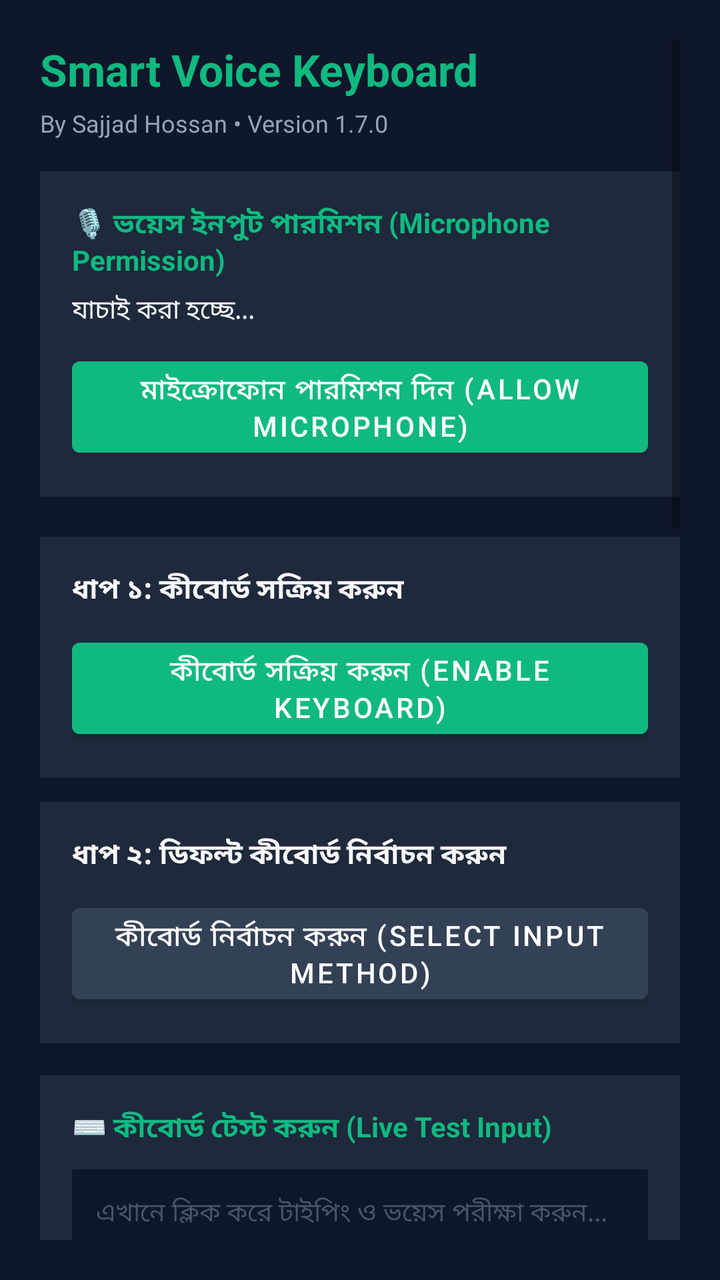
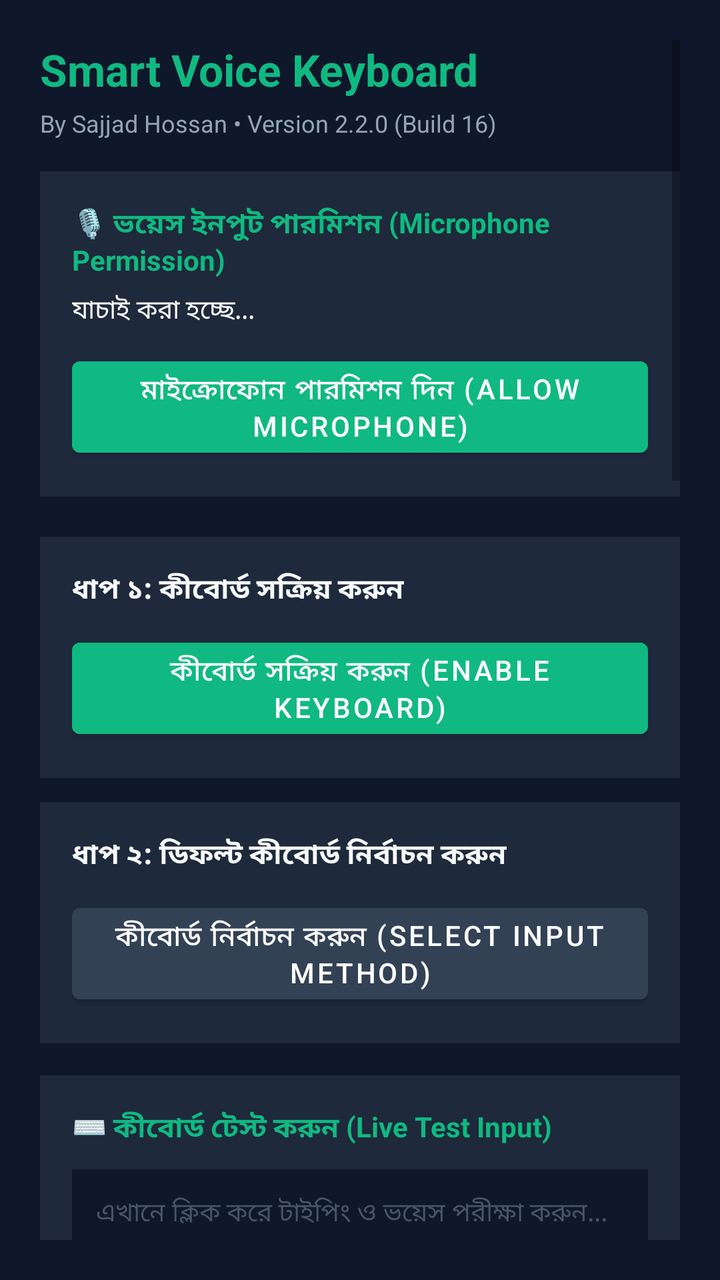

Compare the two renders of this Android layout. The source of the first and the diff that turns it into the second are given below.
<!-- AndroidManifest.xml: activity theme Theme.SmartVoiceKeyboard -->
<!-- res/layout/activity_settings.xml -->
<?xml version="1.0" encoding="utf-8"?>
<ScrollView xmlns:android="http://schemas.android.com/apk/res/android"
    android:layout_width="match_parent"
    android:layout_height="match_parent"
    android:background="#0F172A"
    android:padding="20dp">

    <LinearLayout
        android:layout_width="match_parent"
        android:layout_height="wrap_content"
        android:orientation="vertical">

        <TextView
            android:layout_width="wrap_content"
            android:layout_height="wrap_content"
            android:text="Smart Voice Keyboard"
            android:textColor="#10B981"
            android:textSize="22sp"
            android:textStyle="bold" />

        <TextView
            android:layout_width="wrap_content"
            android:layout_height="wrap_content"
            android:layout_marginTop="4dp"
            android:text="By Sajjad Hossan • Version 1.7.0"
            android:textColor="#94A3B8"
            android:textSize="12sp" />

        
        <LinearLayout
            android:layout_width="match_parent"
            android:layout_height="wrap_content"
            android:layout_marginTop="16dp"
            android:background="#1E293B"
            android:orientation="vertical"
            android:padding="16dp">

            <TextView
                android:layout_width="wrap_content"
                android:layout_height="wrap_content"
                android:text="🎙️ ভয়েস ইনপুট পারমিশন (Microphone Permission)"
                android:textColor="#10B981"
                android:textSize="14sp"
                android:textStyle="bold" />

            <TextView
                android:id="@+id/tvPermissionStatus"
                android:layout_width="wrap_content"
                android:layout_height="wrap_content"
                android:layout_marginTop="6dp"
                android:text="যাচাই করা হচ্ছে..."
                android:textColor="#F8FAFC"
                android:textSize="13sp" />

            <Button
                android:id="@+id/btnGrantPermission"
                android:layout_width="match_parent"
                android:layout_height="wrap_content"
                android:layout_marginTop="10dp"
                android:backgroundTint="#10B981"
                android:text="মাইক্রোফোন পারমিশন দিন (Allow Microphone)"
                android:textColor="#FFFFFF" />
        </LinearLayout>

        
        <LinearLayout
            android:layout_width="match_parent"
            android:layout_height="wrap_content"
            android:layout_marginTop="20dp"
            android:background="#1E293B"
            android:orientation="vertical"
            android:padding="16dp">

            <TextView
                android:layout_width="wrap_content"
                android:layout_height="wrap_content"
                android:text="ধাপ ১: কীবোর্ড সক্রিয় করুন"
                android:textColor="#F8FAFC"
                android:textSize="14sp"
                android:textStyle="bold" />

            <Button
                android:id="@+id/btnEnableKeyboard"
                android:layout_width="match_parent"
                android:layout_height="wrap_content"
                android:layout_marginTop="10dp"
                android:backgroundTint="#10B981"
                android:text="কীবোর্ড সক্রিয় করুন (Enable Keyboard)"
                android:textColor="#FFFFFF" />
        </LinearLayout>

        
        <LinearLayout
            android:layout_width="match_parent"
            android:layout_height="wrap_content"
            android:layout_marginTop="12dp"
            android:background="#1E293B"
            android:orientation="vertical"
            android:padding="16dp">

            <TextView
                android:layout_width="wrap_content"
                android:layout_height="wrap_content"
                android:text="ধাপ ২: ডিফল্ট কীবোর্ড নির্বাচন করুন"
                android:textColor="#F8FAFC"
                android:textSize="14sp"
                android:textStyle="bold" />

            <Button
                android:id="@+id/btnSelectKeyboard"
                android:layout_width="match_parent"
                android:layout_height="wrap_content"
                android:layout_marginTop="10dp"
                android:backgroundTint="#334155"
                android:text="কীবোর্ড নির্বাচন করুন (Select Input Method)"
                android:textColor="#FFFFFF" />
        </LinearLayout>

        
        <LinearLayout
            android:layout_width="match_parent"
            android:layout_height="wrap_content"
            android:layout_marginTop="16dp"
            android:background="#1E293B"
            android:orientation="vertical"
            android:padding="16dp">

            <TextView
                android:layout_width="wrap_content"
                android:layout_height="wrap_content"
                android:text="⌨️ কীবোর্ড টেস্ট করুন (Live Test Input)"
                android:textColor="#10B981"
                android:textSize="14sp"
                android:textStyle="bold" />

            <EditText
                android:id="@+id/etTestKeyboard"
                android:layout_width="match_parent"
                android:layout_height="wrap_content"
                android:layout_marginTop="10dp"
                android:background="#0F172A"
                android:hint="এখানে ক্লিক করে টাইপিং ও ভয়েস পরীক্ষা করুন..."
                android:padding="12dp"
                android:textColor="#FFFFFF"
                android:textColorHint="#475569"
                android:textSize="13sp" />
        </LinearLayout>

        
        <LinearLayout
            android:layout_width="match_parent"
            android:layout_height="wrap_content"
            android:layout_marginTop="16dp"
            android:background="#1E293B"
            android:orientation="vertical"
            android:padding="16dp">

            <TextView
                android:layout_width="wrap_content"
                android:layout_height="wrap_content"
                android:text="🎨 থিম ও ভাইব্রেশন পছন্দসমূহ"
                android:textColor="#10B981"
                android:textSize="14sp"
                android:textStyle="bold" />

            <TextView
                android:layout_width="wrap_content"
                android:layout_height="wrap_content"
                android:layout_marginTop="12dp"
                android:text="কীবোর্ড থিম:"
                android:textColor="#F8FAFC"
                android:textSize="13sp" />

            <Spinner
                android:id="@+id/spinnerThemes"
                android:layout_width="match_parent"
                android:layout_height="wrap_content"
                android:layout_marginTop="6dp"
                android:background="#0F172A"
                android:minHeight="48dp"
                android:padding="8dp" />

            <TextView
                android:layout_width="wrap_content"
                android:layout_height="wrap_content"
                android:layout_marginTop="12dp"
                android:text="ডিফল্ট মোড:"
                android:textColor="#F8FAFC"
                android:textSize="13sp" />

            <Spinner
                android:id="@+id/spinnerDefaultMode"
                android:layout_width="match_parent"
                android:layout_height="wrap_content"
                android:layout_marginTop="6dp"
                android:background="#0F172A"
                android:minHeight="48dp"
                android:padding="8dp" />

            <CheckBox
                android:id="@+id/cbVibration"
                android:layout_width="wrap_content"
                android:layout_height="wrap_content"
                android:layout_marginTop="12dp"
                android:checked="true"
                android:text="কি-প্রেস হ্যাপটিক ভাইব্রেশন (Vibration on keypress)"
                android:textColor="#F8FAFC" />

            <CheckBox
                android:id="@+id/cbSound"
                android:layout_width="wrap_content"
                android:layout_height="wrap_content"
                android:layout_marginTop="6dp"
                android:checked="true"
                android:text="কি-প্রেস সাউন্ড এফেক্ট (Sound on keypress)"
                android:textColor="#F8FAFC" />
        </LinearLayout>

        
        <LinearLayout
            android:layout_width="match_parent"
            android:layout_height="wrap_content"
            android:layout_marginTop="16dp"
            android:background="#1E293B"
            android:orientation="vertical"
            android:padding="16dp">

            <TextView
                android:layout_width="wrap_content"
                android:layout_height="wrap_content"
                android:text="Google Gemini API Key"
                android:textColor="#10B981"
                android:textSize="14sp"
                android:textStyle="bold" />

            <EditText
                android:id="@+id/etApiKey"
                android:layout_width="match_parent"
                android:layout_height="wrap_content"
                android:layout_marginTop="10dp"
                android:background="#0F172A"
                android:hint="AIzaSy..."
                android:inputType="textPassword"
                android:padding="12dp"
                android:textColor="#FFFFFF"
                android:textColorHint="#475569"
                android:textSize="13sp" />

            <TextView
                android:id="@+id/tvApiStatus"
                android:layout_width="wrap_content"
                android:layout_height="wrap_content"
                android:layout_marginTop="8dp"
                android:text="⚪ API স্ট্যাটাস: অনির্ধারিত"
                android:textColor="#94A3B8"
                android:textSize="13sp"
                android:textStyle="bold" />

            <LinearLayout
                android:layout_width="match_parent"
                android:layout_height="wrap_content"
                android:layout_marginTop="10dp"
                android:orientation="horizontal">

                <Button
                    android:id="@+id/btnTestApi"
                    android:layout_width="0dp"
                    android:layout_height="wrap_content"
                    android:layout_weight="1"
                    android:layout_marginEnd="6dp"
                    android:backgroundTint="#6366F1"
                    android:text="টেস্ট ও ভেরিফাই ⚡"
                    android:textColor="#FFFFFF" />

                <Button
                    android:id="@+id/btnSaveSettings"
                    android:layout_width="0dp"
                    android:layout_height="wrap_content"
                    android:layout_weight="1"
                    android:layout_marginStart="6dp"
                    android:backgroundTint="#10B981"
                    android:text="সংরক্ষণ করুন 💾"
                    android:textColor="#FFFFFF" />
            </LinearLayout>
        </LinearLayout>

        
        <LinearLayout
            android:layout_width="match_parent"
            android:layout_height="wrap_content"
            android:layout_marginTop="16dp"
            android:background="#1E293B"
            android:orientation="vertical"
            android:padding="16dp">

            <TextView
                android:layout_width="wrap_content"
                android:layout_height="wrap_content"
                android:text="📋 আনলিমিটেড ক্লিপবোর্ড ম্যানেজার"
                android:textColor="#F8FAFC"
                android:textSize="14sp"
                android:textStyle="bold" />

            <Button
                android:id="@+id/btnClearClipboard"
                android:layout_width="match_parent"
                android:layout_height="wrap_content"
                android:layout_marginTop="10dp"
                android:backgroundTint="#EF4444"
                android:text="ক্লিপবোর্ড মেমোরি খালি করুন (Clear Unpinned)"
                android:textColor="#FFFFFF" />
        </LinearLayout>

        
        <LinearLayout
            android:layout_width="match_parent"
            android:layout_height="wrap_content"
            android:layout_marginTop="16dp"
            android:layout_marginBottom="30dp"
            android:background="#1E293B"
            android:orientation="vertical"
            android:padding="16dp">

            <TextView
                android:layout_width="wrap_content"
                android:layout_height="wrap_content"
                android:text="🔒 ডাটা ব্যাকআপ ও রিস্টোর (Backup &amp; Restore)"
                android:textColor="#10B981"
                android:textSize="14sp"
                android:textStyle="bold" />

            <TextView
                android:layout_width="wrap_content"
                android:layout_height="wrap_content"
                android:layout_marginTop="4dp"
                android:text="আপনার কিবোর্ডের সেটিংস ও ক্লিপবোর্ড হিস্টোরি সুরক্ষিতভাবে ব্যাকআপ নিন বা রিস্টোর করুন।"
                android:textColor="#94A3B8"
                android:textSize="12sp" />

            <LinearLayout
                android:layout_width="match_parent"
                android:layout_height="wrap_content"
                android:layout_marginTop="12dp"
                android:orientation="horizontal">

                <Button
                    android:id="@+id/btnExportBackup"
                    android:layout_width="0dp"
                    android:layout_height="wrap_content"
                    android:layout_weight="1"
                    android:layout_marginEnd="6dp"
                    android:backgroundTint="#059669"
                    android:text="📥 ব্যাকআপ সেভ"
                    android:textColor="#FFFFFF" />

                <Button
                    android:id="@+id/btnImportBackup"
                    android:layout_width="0dp"
                    android:layout_height="wrap_content"
                    android:layout_weight="1"
                    android:layout_marginStart="6dp"
                    android:backgroundTint="#475569"
                    android:text="📤 রিস্টোর করুন"
                    android:textColor="#FFFFFF" />
            </LinearLayout>
        </LinearLayout>

    </LinearLayout>
</ScrollView>
<!-- resources referenced by this layout -->
<resources>
  <style name="Theme.SmartVoiceKeyboard" parent="Theme.MaterialComponents.DayNight.NoActionBar">
          <item name="colorPrimary">@color/kb_accent</item>
          <item name="colorPrimaryVariant">@color/kb_toolbar_bg</item>
          <item name="colorOnPrimary">@color/kb_text_primary</item>
          <item name="android:statusBarColor">@color/kb_toolbar_bg</item>
          <item name="android:navigationBarColor">@color/kb_toolbar_bg</item>
      </style>
  <color name="kb_accent">#10B981</color>
  <color name="kb_toolbar_bg">#0F172A</color>
  <color name="kb_text_primary">#F8FAFC</color>
</resources>

<!-- the commit's change to res/layout/activity_settings.xml (unified diff, before → after) -->
@@ -22,7 +22,7 @@
             android:layout_width="wrap_content"
             android:layout_height="wrap_content"
             android:layout_marginTop="4dp"
-            android:text="By Sajjad Hossan • Version 1.7.0"
+            android:text="By Sajjad Hossan • Version 2.2.0 (Build 16)"
             android:textColor="#94A3B8"
             android:textSize="12sp" />
 
@@ -316,7 +316,6 @@
             android:layout_width="match_parent"
             android:layout_height="wrap_content"
             android:layout_marginTop="16dp"
-            android:layout_marginBottom="30dp"
             android:background="#1E293B"
             android:orientation="vertical"
             android:padding="16dp">
@@ -365,5 +364,89 @@
             </LinearLayout>
         </LinearLayout>
 
+        
+        <LinearLayout
+            android:layout_width="match_parent"
+            android:layout_height="wrap_content"
+            android:layout_marginTop="16dp"
+            android:layout_marginBottom="30dp"
+            android:background="#1E293B"
+            android:orientation="vertical"
+            android:padding="16dp">
+
+            <TextView
+                android:layout_width="wrap_content"
+                android:layout_height="wrap_content"
+                android:text="🚀 সফটওয়্যার এক-ক্লিক আপডেট (In-App Auto-Update)"
+                android:textColor="#10B981"
+                android:textSize="14sp"
+                android:textStyle="bold" />
+
+            <TextView
+                android:id="@+id/tvUpdateStatus"
+                android:layout_width="wrap_content"
+                android:layout_height="wrap_content"
+                android:layout_marginTop="6dp"
+                android:text="বর্তমান সংস্করণ: v2.2.0 (Build 16) • Release Signed"
+                android:textColor="#F8FAFC"
+                android:textSize="13sp" />
+
+            <TextView
+                android:id="@+id/tvReleaseNotes"
+                android:layout_width="wrap_content"
+                android:layout_height="wrap_content"
+                android:layout_marginTop="4dp"
+                android:visibility="gone"
+                android:textColor="#38BDF8"
+                android:textSize="12sp" />
+
+            <ProgressBar
+                android:id="@+id/pbUpdateProgress"
+                style="?android:attr/progressBarStyleHorizontal"
+                android:layout_width="match_parent"
+                android:layout_height="8dp"
+                android:layout_marginTop="10dp"
+                android:visibility="gone"
+                android:max="100" />
+
+            <TextView
+                android:id="@+id/tvProgressPercent"
+                android:layout_width="wrap_content"
+                android:layout_height="wrap_content"
+                android:layout_marginTop="4dp"
+                android:visibility="gone"
+                android:text=""
+                android:textColor="#94A3B8"
+                android:textSize="11sp" />
+
+            <LinearLayout
+                android:layout_width="match_parent"
+                android:layout_height="wrap_content"
+                android:layout_marginTop="12dp"
+                android:orientation="horizontal">
+
+                <Button
+                    android:id="@+id/btnCheckUpdate"
+                    android:layout_width="0dp"
+                    android:layout_height="wrap_content"
+                    android:layout_weight="1"
+                    android:layout_marginEnd="6dp"
+                    android:backgroundTint="#334155"
+                    android:text="আপডেট চেক করুন 🔄"
+                    android:textColor="#FFFFFF" />
+
+                <Button
+                    android:id="@+id/btnDownloadInstall"
+                    android:layout_width="0dp"
+                    android:layout_height="wrap_content"
+                    android:layout_weight="1"
+                    android:layout_marginStart="6dp"
+                    android:visibility="gone"
+                    android:backgroundTint="#10B981"
+                    android:text="এখনই আপডেট করুন 📥"
+                    android:textColor="#FFFFFF" />
+            </LinearLayout>
+        </LinearLayout>
+
     </LinearLayout>
 </ScrollView>
